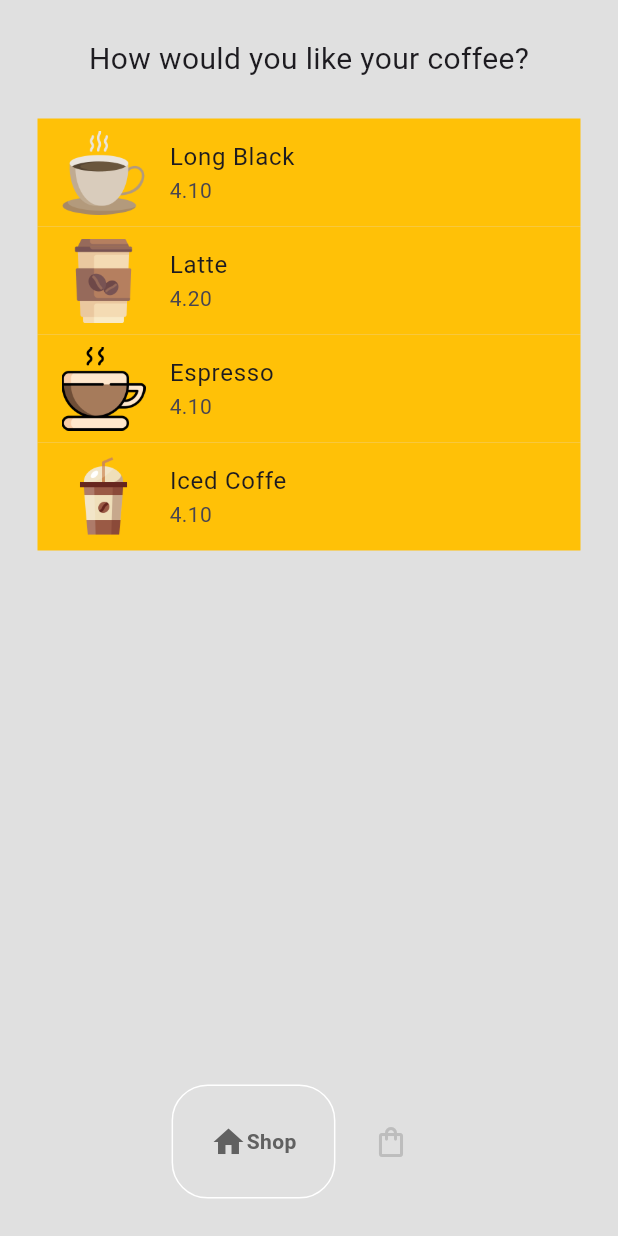
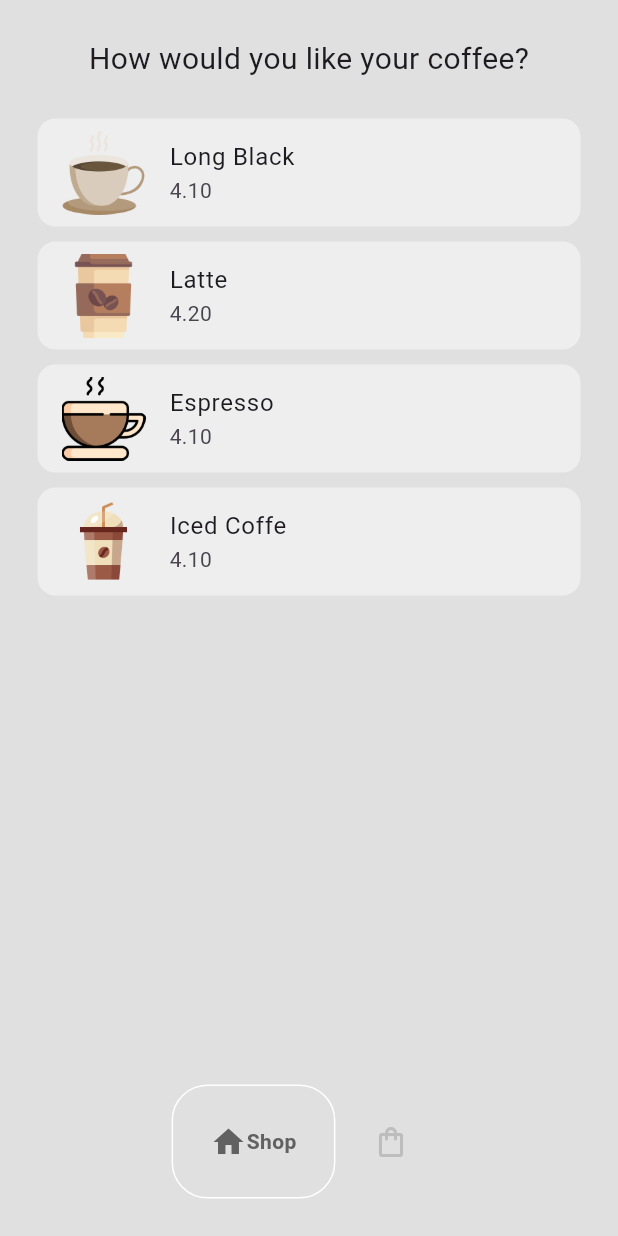
Before and after one commit to Michelfviana/flutter, a Flutter app: the screen it shows after launch, on a phone screen of 412 x 824 dp. Run offline on Flutter 3.47's test engine with Material 3 defaults, Android fonts, the phone set to English and light mode, and no system bars; drawn by our look-alikes of google_nav_bar.

Commit message:
feat: Update CoffeTile styling for improved UI consistency

```diff
--- a/coffee_shop/lib/components/coffe_tile.dart
+++ b/coffee_shop/lib/components/coffe_tile.dart
@@ -9,7 +9,12 @@ class CoffeTile extends StatelessWidget {
   @override
   Widget build(BuildContext context) {
     return Container(
-      decoration: BoxDecoration(color: Colors.amber),
+      decoration: BoxDecoration(
+        color: Colors.grey[200],
+        borderRadius: BorderRadiusGeometry.circular(12),
+      ),
+
+      margin: EdgeInsets.only(bottom: 10),
       child: ListTile(
         title: Text(coffe.name),
         subtitle: Text(coffe.price),
```
